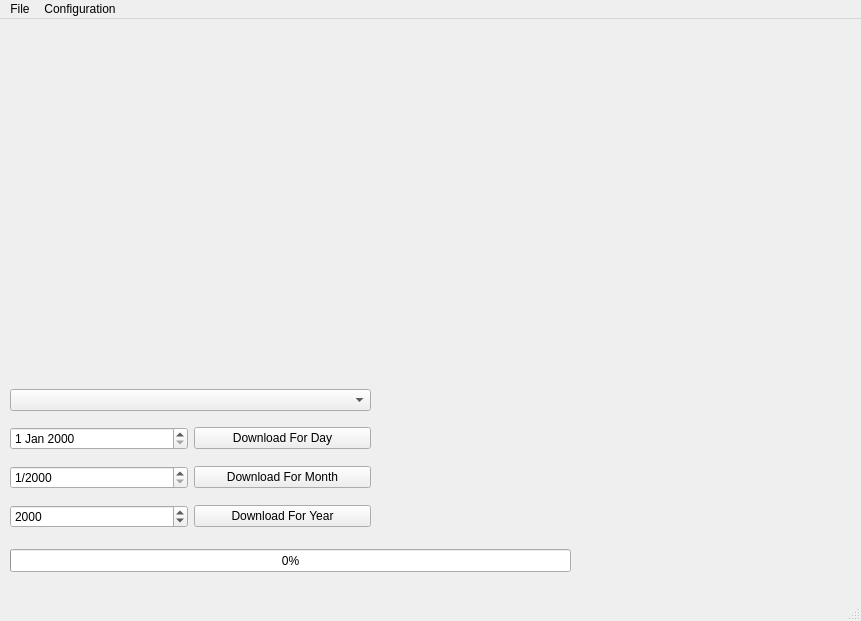
Qt form frontend/mainwindow.ui (duffyevan/NTB_Solution1) before a commit.
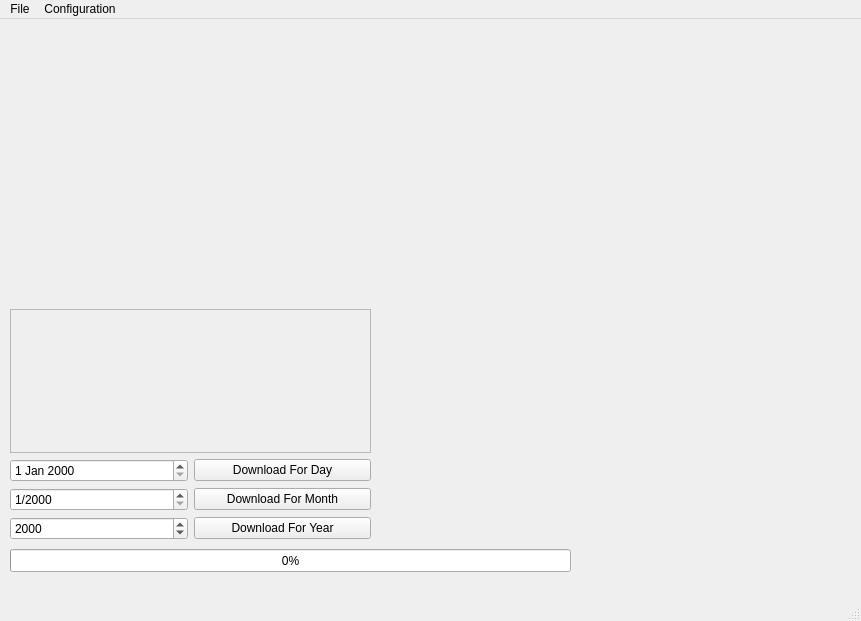
The same form after that commit.

Commit message: Working On UI, Not Fully Functional

```diff
--- a/frontend/mainwindow.ui
+++ b/frontend/mainwindow.ui
@@ -31,9 +31,9 @@
     <property name="geometry">
      <rect>
       <x>10</x>
-      <y>360</y>
+      <y>290</y>
       <width>361</width>
-      <height>161</height>
+      <height>231</height>
      </rect>
     </property>
     <layout class="QGridLayout" name="gridLayout_2">
@@ -76,7 +76,32 @@
       </widget>
      </item>
      <item row="0" column="0" colspan="2">
-      <widget class="QComboBox" name="comboBox"/>
+      <widget class="QScrollArea" name="scrollArea">
+       <property name="widgetResizable">
+        <bool>true</bool>
+       </property>
+       <widget class="QWidget" name="scrollAreaWidgetContents">
+        <property name="geometry">
+         <rect>
+          <x>0</x>
+          <y>0</y>
+          <width>357</width>
+          <height>140</height>
+         </rect>
+        </property>
+        <widget class="QWidget" name="verticalLayoutWidget">
+         <property name="geometry">
+          <rect>
+           <x>0</x>
+           <y>0</y>
+           <width>361</width>
+           <height>141</height>
+          </rect>
+         </property>
+         <layout class="QVBoxLayout" name="verticalLayout"/>
+        </widget>
+       </widget>
+      </widget>
      </item>
     </layout>
    </widget>
```
Left out of the diff: 42 changed lines with no effect on the pictures. The commit also changes 3 other files.
